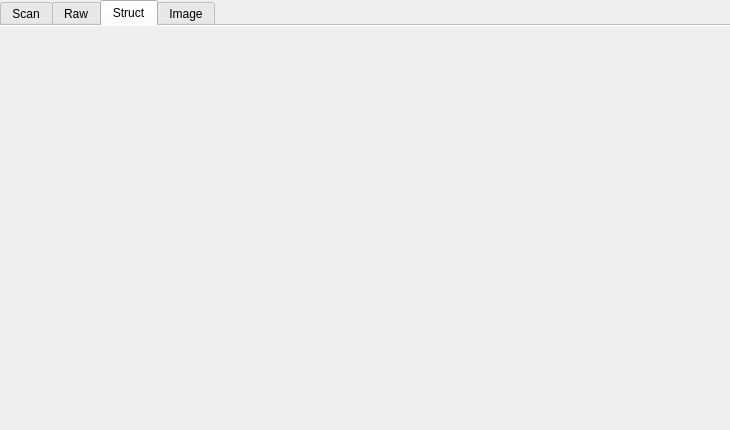
DusteDdk/Breco, file ui/MainTabsPanel.ui: the form before one commit.
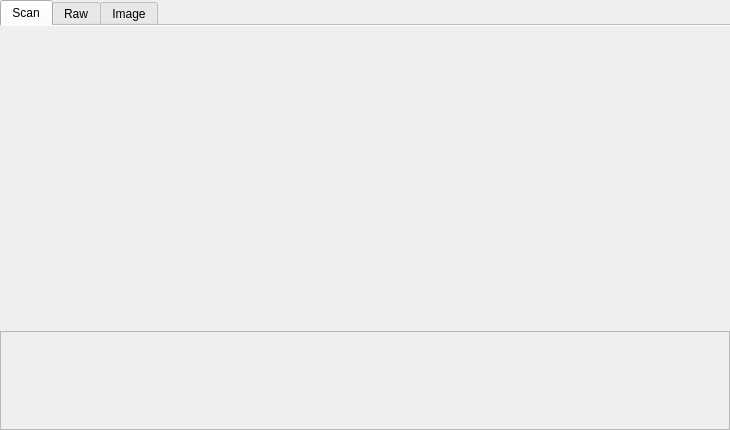
The form after the commit. The open tabs and pages were chosen to show the change. Custom widgets are drawn as their Qt base class.

Diff of the .ui file:
```diff
--- a/ui/MainTabsPanel.ui
+++ b/ui/MainTabsPanel.ui
@@ -118,31 +118,6 @@
        </item>
       </layout>
      </widget>
-     <widget class="QWidget" name="structDataTab">
-      <attribute name="title">
-       <string>Struct</string>
-      </attribute>
-      <layout class="QVBoxLayout" name="structDataTabLayout">
-       <property name="spacing">
-        <number>0</number>
-       </property>
-       <property name="leftMargin">
-        <number>0</number>
-       </property>
-       <property name="topMargin">
-        <number>0</number>
-       </property>
-       <property name="rightMargin">
-        <number>0</number>
-       </property>
-       <property name="bottomMargin">
-        <number>0</number>
-       </property>
-       <item>
-        <widget class="QWidget" name="structDataHost" native="true"/>
-       </item>
-      </layout>
-     </widget>
      <widget class="QWidget" name="imageDataTab">
       <attribute name="title">
        <string>Image</string>
```
